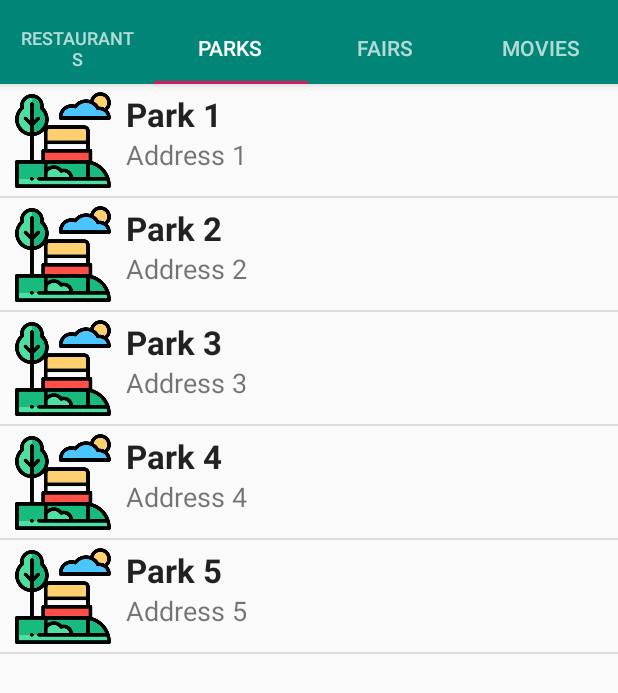
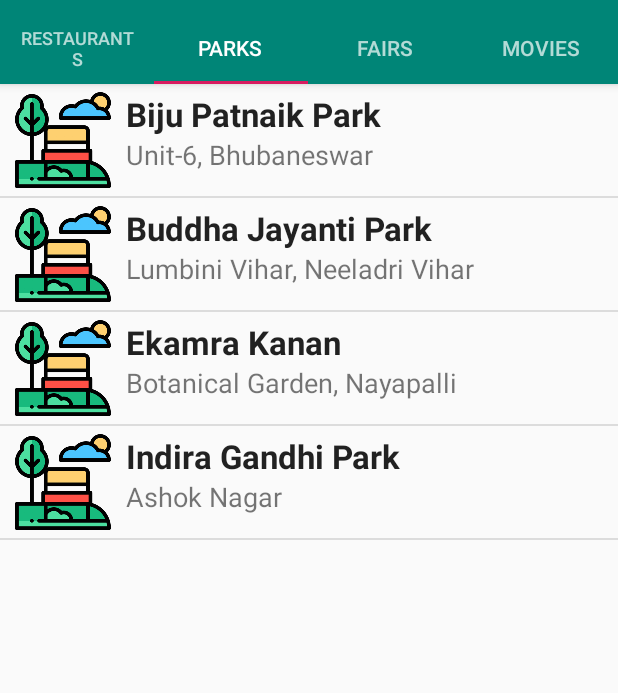
Before and after one commit to codecrook/MyCityTour, an Android app: the RestaurantFragment screen opened directly, with no data from a screen before it, tab 2 chosen, on a phone screen of 412 x 824 dp. Shown: the top 693 px of the screen. Run offline under Robolectric (Android 15) with nearby library versions, the phone set to English and light mode, and no system bars.

Commit message:
Added real places details

```diff
--- a/app/src/main/AndroidManifest.xml
+++ b/app/src/main/AndroidManifest.xml
@@ -9,7 +9,8 @@
         android:roundIcon="@drawable/cityscape"
         android:supportsRtl="true"
         android:theme="@style/AppTheme">
-        <activity android:name=".controller.MainActivity">
+        <activity android:name=".controller.MainActivity"
+            android:screenOrientation="portrait">
             <intent-filter>
                 <action android:name="android.intent.action.MAIN" />
 
--- a/app/src/main/java/io/codecrook/mycitytour/view/FairFragment.java
+++ b/app/src/main/java/io/codecrook/mycitytour/view/FairFragment.java
@@ -30,7 +30,6 @@ public class FairFragment extends Fragment {
         fairs.add(new Place(getString(R.string.placeTypeFare), getString(R.string.fair2Title), getString(R.string.fair2Address), R.drawable.fairs, getString(R.string.fair2Description)));
         fairs.add(new Place(getString(R.string.placeTypeFare), getString(R.string.fair3Title), getString(R.string.fair3Address), R.drawable.fairs, getString(R.string.fair3Description)));
         fairs.add(new Place(getString(R.string.placeTypeFare), getString(R.string.fair4Title), getString(R.string.fair4Address), R.drawable.fairs, getString(R.string.fair4Description)));
-        fairs.add(new Place(getString(R.string.placeTypeFare), getString(R.string.fair5Title), getString(R.string.fair5Address), R.drawable.fairs, getString(R.string.fair5Description)));
 
 
         ListView placesListView = (ListView) rootView.findViewById(R.id.places_list_view);
--- a/app/src/main/java/io/codecrook/mycitytour/view/ParkFragment.java
+++ b/app/src/main/java/io/codecrook/mycitytour/view/ParkFragment.java
@@ -30,7 +30,6 @@ public class ParkFragment extends Fragment {
         parks.add(new Place(getString(R.string.placeTypePark), getString(R.string.park2Title), getString(R.string.park2Address), R.drawable.park, getString(R.string.park2Description)));
         parks.add(new Place(getString(R.string.placeTypePark), getString(R.string.park3Title), getString(R.string.park3Address), R.drawable.park, getString(R.string.park3Description)));
         parks.add(new Place(getString(R.string.placeTypePark), getString(R.string.park4Title), getString(R.string.park4Address), R.drawable.park, getString(R.string.park4Description)));
-        parks.add(new Place(getString(R.string.placeTypePark), getString(R.string.park5Title), getString(R.string.park5Address), R.drawable.park, getString(R.string.park5Description)));
 
 
         ListView placesListView = (ListView) rootView.findViewById(R.id.places_list_view);
--- a/app/src/main/res/values/strings.xml
+++ b/app/src/main/res/values/strings.xml
@@ -21,86 +21,80 @@
     <string name="placeTypeMovie">movie</string>
 
 
-    <string name="rest1Title">Restaurant 1</string>
-    <string name="rest1Address">Address 1</string>
-    <string name="rest1Description">Description 1</string>
+    <string name="rest1Title">Mayfare Lagoon</string>
+    <string name="rest1Address">8-B Jayadev Vihar</string>
+    <string name="rest1Description">This is one of the BEST premium restaurants of Bhubaneswar. It serves Indian, chinese, continental and desi Odiya food as well.It\'s most preferable for Romantic dinner, family dinner, special occasion dinning and business meetings also.</string>
 
-    <string name="rest2Title">Restaurant 2</string>
-    <string name="rest2Address">Address 2</string>
-    <string name="rest2Description">Description 2</string>
+    <string name="rest2Title">Mainland China</string>
+    <string name="rest2Address">Hotel Swosti, Jayadev Vihar</string>
+    <string name="rest2Description">Mainland China is also a premium restaurant mostly famous for Chinese Food. The best part about this restaurant is, it\'s always calm and quit.This restaurant serves the best Chinese and Asian food in Bhubaneswar. As it\'s inside a resort, the pool-side dining has a different feeling.</string>
 
-    <string name="rest3Title">Restaurant 3</string>
-    <string name="rest3Address">Address 3</string>
-    <string name="rest3Description">Description 3</string>
+    <string name="rest3Title">Super Snax</string>
+    <string name="rest3Address">Jayadev Vihar</string>
+    <string name="rest3Description">Super Snax is also a premium restaurant mostly famous for evening snacks. This is one of the most favourite snack joint of rich people of the city.It serves the best \'chaat\'- which is a spicy Indian snack and it\'s filter coffee is also a must try.</string>
 
-    <string name="rest4Title">Restaurant 4</string>
-    <string name="rest4Address">Address 4</string>
-    <string name="rest4Description">Description 4</string>
+    <string name="rest4Title">Jungle View</string>
+    <string name="rest4Address">Nandankanan Road, Chandaka</string>
+    <string name="rest4Description">Jungle View is one of the most favourite restaurants of Bhubaneswar. It serves food of classic \'dhaba\' style and people just love them.It cooks chicken in bamboo and it\'s taste is to die for. The pricing is also pocket friendly, so attracts more customers.</string>
 
-    <string name="rest5Title">Restaurant 5</string>
-    <string name="rest5Address">Address 5</string>
-    <string name="rest5Description">Description 5</string>
+    <string name="rest5Title">The Chocolate House</string>
+    <string name="rest5Address">Infocity Road, Patia</string>
+    <string name="rest5Description">The Chocolate House is also one of the most popular snack joint of Bhubaneswar. This is famous for it\'s Muffins, Donuts and thick shakes.It\'s a very much pocket-friendly and mostly a students\' attraction. The ambiance is so good that it makes it an ideal place for afternoon chill.</string>
 
 
-    <string name="park1Title">Park 1</string>
-    <string name="park1Address">Address 1</string>
-    <string name="park1Description">Description 1</string>
+    <string name="park1Title">Biju Patnaik Park</string>
+    <string name="park1Address">Unit-6, Bhubaneswar</string>
+    <string name="park1Description">The Park was earlier known as Forest Park. Later, it was renamed to Biju Patnaik park after the name of one of the Ex-Chief Ministers of the state. The park is full of greenery and attraction for children</string>
 
-    <string name="park2Title">Park 2</string>
-    <string name="park2Address">Address 2</string>
-    <string name="park2Description">Description 2</string>
+    <string name="park2Title">Buddha Jayanti Park</string>
+    <string name="park2Address">Lumbini Vihar, Neeladri Vihar</string>
+    <string name="park2Description">Buddha Jayanti Park or simply Buddha Park is a famous park for couples in Bhubaneswar. It mostly gets populated by engineering college students. It\'s kinda also infamous as couples indulge in objectionable activities</string>
 
-    <string name="park3Title">Park 3</string>
-    <string name="park3Address">Address 3</string>
-    <string name="park3Description">Description 3</string>
+    <string name="park3Title">Ekamra Kanan</string>
+    <string name="park3Address">Botanical Garden, Nayapalli</string>
+    <string name="park3Description">This park is maintained by State Forest Department. This park is a small part of reserved forest range of the city. Being situated at the outskirt of the city, it\'s very peaceful and full of good vibes.</string>
 
-    <string name="park4Title">Park 4</string>
-    <string name="park4Address">Address 4</string>
-    <string name="park4Description">Description 4</string>
-
-    <string name="park5Title">Park 5</string>
-    <string name="park5Address">Address 5</string>
-    <string name="park5Description">Description 5</string>
+    <string name="park4Title">Indira Gandhi Park</string>
+    <string name="park4Address">Ashok Nagar</string>
+    <string name="park4Description">This park is named after the first and only female Prime Minister of India, Mrs. Indira Gandhi. It\'s situated at the site where Mrs. Gandhi gave the last speech of her life on 30th October, 1984. After returning from that event she was shot by her bodyguards. So this part bears historical connection to it.</string>
 
 
-    <string name="fair1Title">Fair 1</string>
-    <string name="fair1Address">Address 1</string>
-    <string name="fair1Description">Description 1</string>
 
-    <string name="fair2Title">Fair 2</string>
-    <string name="fair2Address">Address 2</string>
-    <string name="fair2Description">Description 2</string>
+    <string name="fair1Title">Tribal Fareground</string>
+    <string name="fair1Address">Unit-1, Bapuji Nagar</string>
+    <string name="fair1Description">This is a fare ground where Tribal fare is organised. In this fare people from tribal clan of the state come in a large number and showcase their culture, traditions and art.</string>
 
-    <string name="fair3Title">Fair 3</string>
-    <string name="fair3Address">Address 3</string>
-    <string name="fair3Description">Description 3</string>
+    <string name="fair2Title">Janata Maidan</string>
+    <string name="fair2Address">XIMB Square, Jaydev Vihar</string>
+    <string name="fair2Description">This is one of the most famous event places of the city. Most of the famous fairs, events, concerts as well as protests are done here. Most famous of the fairs is Art and Craft fare, in which people from all over the country come to showcase their hand made stuffs. </string>
 
-    <string name="fair4Title">Fair 4</string>
-    <string name="fair4Address">Address 4</string>
-    <string name="fair4Description">Description 4</string>
+    <string name="fair3Title">Exhibition Ground</string>
+    <string name="fair3Address">Madhusudan Marg, Unit-9</string>
+    <string name="fair3Description">This is the places where exhibitions are organizes. Auto fare, Science Exhibition and Handloom fare are some of the fairs organized here.</string>
 
-    <string name="fair5Title">Fair 5</string>
-    <string name="fair5Address">Address 5</string>
-    <string name="fair5Description">Description 5</string>
+    <string name="fair4Title">Walking Book Fair</string>
+    <string name="fair4Address">Housing Board Colony, Khandagiri</string>
+    <string name="fair4Description">This is a Book fare where you can find most of the famous old books that you can\'t find in book stores. This is a favourite destinations for book lovers of the city.</string>
 
 
-    <string name="movie1Title">Movie 1</string>
-    <string name="movie1Address">Address 1</string>
-    <string name="movie1Description">Description 1</string>
 
-    <string name="movie2Title">Movie 2</string>
-    <string name="movie2Address">Address 2</string>
-    <string name="movie2Description">Description 2</string>
+    <string name="movie1Title">Maharaja Talkies</string>
+    <string name="movie1Address">Bhoi Nagar, Acharya Vihar</string>
+    <string name="movie1Description">This is one of the favourite movie theaters in the city. It\'s equipped with all modern equipments and offers all modern services. It\'s also the most pocket friendly theater.</string>
 
-    <string name="movie3Title">Movie 3</string>
-    <string name="movie3Address">Address 3</string>
-    <string name="movie3Description">Description 3</string>
+    <string name="movie2Title">Keshari Talkies</string>
+    <string name="movie2Address">Unit-3, Kharabela Nagar</string>
+    <string name="movie2Description">This hall is situated near the Vidhan Sabha of the state. This is a small theater mostly prefered by families. </string>
 
-    <string name="movie4Title">Movie 4</string>
-    <string name="movie4Address">Address 4</string>
-    <string name="movie4Description">Description 4</string>
+    <string name="movie3Title">Stutee Talkies</string>
+    <string name="movie3Address">Unit-3, Kharabela Nagar</string>
+    <string name="movie3Description">This is one of the oldest theaters of the city that is still functioning. The speciality of this theater is that, it shows regional cinemas.</string>
 
-    <string name="movie5Title">Movie 5</string>
-    <string name="movie5Address">Address 5</string>
-    <string name="movie5Description">Description 5</string>
+    <string name="movie4Title">Ravi Talkies</string>
+    <string name="movie4Address">Lewis Road</string>
+    <string name="movie4Description">This is also one of the oldest cinema halls. This hall only shows regional movies. </string>
+
+    <string name="movie5Title">INOX</string>
+    <string name="movie5Address">Unit-2, Shaheed Nagar</string>
+    <string name="movie5Description">This is one of the three multiplexes of the city. It shows Bollywood, Hollywood and Regional movies as well. </string>
 </resources>
```
